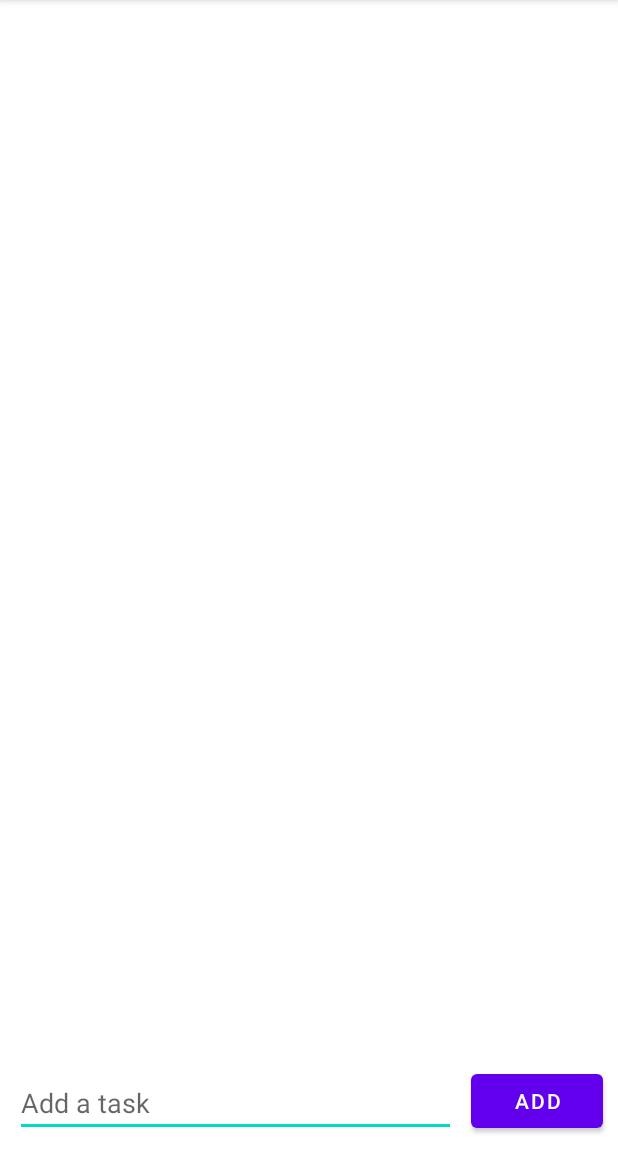
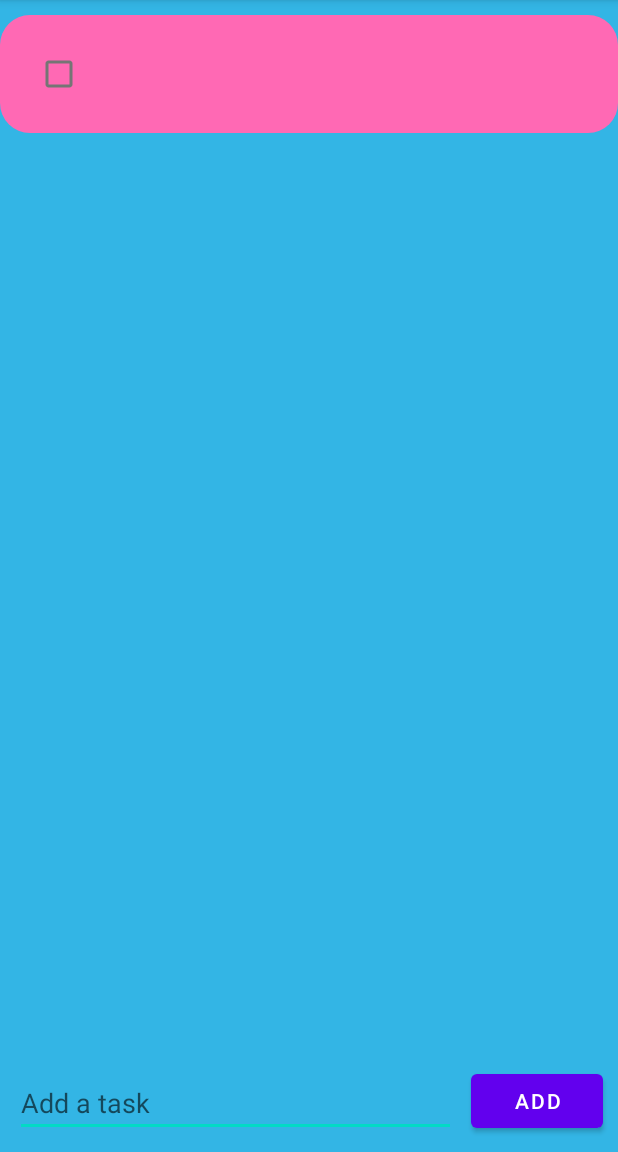
Before and after one commit to hhelsper/SimpleToDo, an Android app: the screen it shows after launch (MainActivity), after a tap on "ADD", on a phone screen of 412 x 824 dp, the part 84-1236 px from its top. Run offline under Robolectric (Android 15) with nearby library versions, the phone set to English and light mode, and no system bars; libraries missing offline, so code that uses them is left out: it.xabaras.android.

Commit message:
More features

```diff
--- a/app/build.gradle
+++ b/app/build.gradle
@@ -9,7 +9,7 @@ android {
     defaultConfig {
         applicationId "com.example.simpletodo"
         minSdk 23
-        targetSdk 32
+        targetSdk 31
         versionCode 1
         versionName "1.0"
 
@@ -37,7 +37,7 @@ dependencies {
     implementation 'androidx.appcompat:appcompat:1.2.0'
     implementation 'com.google.android.material:material:1.3.0'
     implementation 'androidx.constraintlayout:constraintlayout:2.0.4'
-
+    implementation 'it.xabaras.android:recyclerview-swipedecorator:1.2.3'
     //Read and write files
     implementation 'commons-io:commons-io:2.11.0'
     testImplementation 'junit:junit:4.+'
--- a/app/src/main/java/com/example/simpletodo/MainActivity.kt
+++ b/app/src/main/java/com/example/simpletodo/MainActivity.kt
@@ -2,11 +2,16 @@ package com.example.simpletodo
 
 import android.content.Intent
 import android.app.Activity
+import android.graphics.Paint
 import androidx.appcompat.app.AppCompatActivity
 import android.os.Bundle
 import android.util.Log
+import android.view.View
 import android.widget.Button
+import android.widget.CheckBox
 import android.widget.EditText
+import android.widget.TextView
+import androidx.recyclerview.widget.ItemTouchHelper
 import androidx.recyclerview.widget.LinearLayoutManager
 import androidx.recyclerview.widget.RecyclerView
 import org.apache.commons.io.FileUtils
@@ -56,7 +61,29 @@ class MainActivity : AppCompatActivity() {
 
         val recyclerView = findViewById<RecyclerView>(R.id.recyclerView)
 
+        //adapter = TaskItemAdapter(this, listOfTasks, onLongClickListener, onShortClickListener)
         adapter = TaskItemAdapter(listOfTasks, onLongClickListener, onShortClickListener)
+
+        val swipegesture = object : SwipeGesture(this){
+
+            override fun onSwiped(viewHolder: RecyclerView.ViewHolder, direction: Int) {
+
+               when(direction){
+
+                   ItemTouchHelper.LEFT ->{
+
+                       adapter.deleteItem(viewHolder.adapterPosition)
+                       saveItems()
+                   }
+
+               }
+
+
+            }
+
+        }
+        val touchHelper = ItemTouchHelper(swipegesture)
+        touchHelper.attachToRecyclerView(recyclerView)
 
         recyclerView.adapter = adapter
 
@@ -80,6 +107,10 @@ class MainActivity : AppCompatActivity() {
 
             saveItems()
         }
+    }
+
+    fun onItemClicked(view : View) {
+        adapter.notifyDataSetChanged()
     }
 
     override fun onActivityResult(requestCode: Int, resultCode: Int, data: Intent?) {
--- /dev/null
+++ b/app/src/main/java/com/example/simpletodo/SwipeGesture.kt
@@ -0,0 +1,41 @@
+package com.example.simpletodo
+
+import android.content.Context
+import android.graphics.Canvas
+import androidx.core.content.ContextCompat
+import androidx.recyclerview.widget.ItemTouchHelper
+import androidx.recyclerview.widget.RecyclerView
+import it.xabaras.android.recyclerview.swipedecorator.RecyclerViewSwipeDecorator
+
+abstract class SwipeGesture(context : Context) : ItemTouchHelper.SimpleCallback(0,ItemTouchHelper.LEFT or ItemTouchHelper.RIGHT){
+
+    val deleteColor = ContextCompat.getColor(context, R.color.deletecolor)
+    val deleteIcon = R.drawable.baseline_delete_24
+
+
+    override fun onMove(
+        recyclerView: RecyclerView,
+        viewHolder: RecyclerView.ViewHolder,
+        target: RecyclerView.ViewHolder
+    ): Boolean {
+        return false
+    }
+
+    override fun onChildDraw(
+        c: Canvas,
+        recyclerView: RecyclerView,
+        viewHolder: RecyclerView.ViewHolder,
+        dX: Float,
+        dY: Float,
+        actionState: Int,
+        isCurrentlyActive: Boolean
+    ) {
+        RecyclerViewSwipeDecorator.Builder(c,recyclerView, viewHolder, dX, dY, actionState, isCurrentlyActive)
+            .addSwipeLeftBackgroundColor(deleteColor)
+            .addSwipeLeftActionIcon(deleteIcon)
+            .create()
+            .decorate()
+
+        super.onChildDraw(c, recyclerView, viewHolder, dX, dY, actionState, isCurrentlyActive)
+    }
+}
--- a/app/src/main/java/com/example/simpletodo/TaskItemAdapter.kt
+++ b/app/src/main/java/com/example/simpletodo/TaskItemAdapter.kt
@@ -1,12 +1,17 @@
 package com.example.simpletodo
 
+import android.content.Context
+import android.graphics.Paint
 import android.view.LayoutInflater
 import android.view.View
 import android.view.ViewGroup
+import android.widget.CheckBox
+import android.widget.ImageButton
 import android.widget.TextView
 import androidx.recyclerview.widget.RecyclerView
+import java.security.AccessControlContext
 
-class TaskItemAdapter(val listOfItems: List<String>,
+class TaskItemAdapter( val listOfItems: MutableList<String>,
                       val longClickListener: OnLongClickListener,
                         val shortClickListener: OnShortClickListener) :
     RecyclerView.Adapter<TaskItemAdapter.ViewHolder>(){
@@ -21,12 +26,17 @@ class TaskItemAdapter(val listOfItems: List<String>,
         }
 
     override fun onCreateViewHolder(parent: ViewGroup, viewType: Int): ViewHolder {
-        val context = parent.context
-        val inflater = LayoutInflater.from(context)
-        // Inflate the custom layout
-        val contactView = inflater.inflate(android.R.layout.simple_list_item_1, parent, false)
-        // Return a new holder instance
-        return ViewHolder(contactView)
+
+        val view= LayoutInflater.from(parent.context).inflate(R.layout.row_item_layout, parent, false)
+
+        return ViewHolder(view)
+    }
+
+    fun deleteItem(i : Int){
+
+        listOfItems.removeAt(i)
+        notifyDataSetChanged()
+
     }
 
     override fun onBindViewHolder(holder: ViewHolder, position: Int) {
@@ -34,6 +44,11 @@ class TaskItemAdapter(val listOfItems: List<String>,
         val item = listOfItems.get(position)
 
         holder.textView.text = item
+        if(holder.checkbox.isChecked) {
+            holder.textView.paintFlags = holder.textView.paintFlags or Paint.STRIKE_THRU_TEXT_FLAG
+        } else{
+            holder.textView.paintFlags = holder.textView.paintFlags and Paint.STRIKE_THRU_TEXT_FLAG.inv()
+        }
     }
 
     override fun getItemCount(): Int {
@@ -43,9 +58,11 @@ class TaskItemAdapter(val listOfItems: List<String>,
     inner class ViewHolder(itemView: View) : RecyclerView.ViewHolder(itemView) {
         //store references to elements in our layout view
         val textView : TextView
+        lateinit var checkbox : CheckBox
 
         init{
-            textView = itemView.findViewById(android.R.id.text1)
+            textView = itemView.findViewById(R.id.item_textView)
+            checkbox = itemView.findViewById(R.id.checkbox)
 
             itemView.setOnLongClickListener {
                 longClickListener.onItemLongClicked(adapterPosition)
@@ -55,6 +72,7 @@ class TaskItemAdapter(val listOfItems: List<String>,
                 shortClickListener.onItemShortClicked(adapterPosition)
                 true
             }
+
         }
     }
 }
--- /dev/null
+++ b/app/src/main/res/drawable-v24/baseline_delete_24.xml
@@ -0,0 +1,10 @@
+<vector xmlns:android="http://schemas.android.com/apk/res/android"
+    android:width="24dp"
+    android:height="24dp"
+    android:viewportWidth="24"
+    android:viewportHeight="24"
+    android:tint="?attr/colorControlNormal">
+  <path
+      android:fillColor="@android:color/white"
+      android:pathData="M6,19c0,1.1 0.9,2 2,2h8c1.1,0 2,-0.9 2,-2V7H6v12zM19,4h-3.5l-1,-1h-5l-1,1H5v2h14V4z"/>
+</vector>
--- /dev/null
+++ b/app/src/main/res/drawable/custom.xml
@@ -0,0 +1,11 @@
+<?xml version="1.0" encoding="utf-8"?>
+<shape xmlns:android="http://schemas.android.com/apk/res/android" android:shape="rectangle">
+
+    <solid android:color="#FF69B4 "/>
+    <corners android:topLeftRadius="20dp"
+        android:topRightRadius="20dp"
+        android:bottomLeftRadius="20dp"
+        android:bottomRightRadius="20dp"/>
+
+
+</shape>
--- a/app/src/main/res/layout/activity_edit_task.xml
+++ b/app/src/main/res/layout/activity_edit_task.xml
@@ -4,6 +4,7 @@
     xmlns:tools="http://schemas.android.com/tools"
     android:layout_width="match_parent"
     android:layout_height="match_parent"
+    android:background="@android:color/holo_blue_light"
     tools:context=".editTask">
 
     <EditText
--- a/app/src/main/res/layout/activity_main.xml
+++ b/app/src/main/res/layout/activity_main.xml
@@ -4,6 +4,7 @@
     xmlns:tools="http://schemas.android.com/tools"
     android:layout_width="match_parent"
     android:layout_height="match_parent"
+    android:background="@android:color/holo_blue_light"
     tools:context=".MainActivity">
 
     <Button
--- /dev/null
+++ b/app/src/main/res/layout/row_item_layout.xml
@@ -0,0 +1,49 @@
+<?xml version="1.0" encoding="utf-8"?>
+<RelativeLayout xmlns:android="http://schemas.android.com/apk/res/android"
+    xmlns:app="http://schemas.android.com/apk/res-auto"
+    xmlns:tools="http://schemas.android.com/tools"
+    android:layout_width="match_parent"
+    android:layout_height="wrap_content"
+    tools:context=".TaskItemAdapter"
+    android:background="@drawable/custom"
+    android:padding="15dp"
+    android:layout_marginTop="10dp">
+
+
+
+
+    <CheckBox
+        android:id="@+id/checkbox"
+        android:layout_width="wrap_content"
+        android:layout_height="wrap_content"
+        android:onClick="onItemClicked"
+        android:soundEffectsEnabled="true"/>
+<!--        android:onClick="itemClicked"-->
+        <!--android:layout_centerVertical="true"-->
+
+
+    <TextView
+        android:id="@+id/item_textView"
+
+        android:layout_width="wrap_content"
+        android:layout_height="wrap_content"
+        android:layout_toEndOf="@+id/checkbox"
+        android:layout_toRightOf="@+id/checkbox"
+        android:text="text"
+        android:textColor="#000000"
+        android:textSize="30sp"
+        android:textStyle="italic|bold" />
+
+<!--    <ImageButton-->
+<!--        android:id="@+id/close"-->
+<!--        android:layout_width="wrap_content"-->
+<!--        android:layout_height="wrap_content"-->
+<!--        android:layout_alignBottom="@+id/item_textView"-->
+<!--        android:layout_alignParentEnd="true"-->
+<!--        android:layout_alignParentRight="true"-->
+
+<!--        android:background="@android:color/transparent"-->
+<!--        android:gravity="end"-->
+<!--        android:src="@android:drawable/btn_dialog" />-->
+
+</RelativeLayout>
--- a/app/src/main/res/values/colors.xml
+++ b/app/src/main/res/values/colors.xml
@@ -7,4 +7,5 @@
     <color name="teal_700">#FF018786</color>
     <color name="black">#FF000000</color>
     <color name="white">#FFFFFFFF</color>
+    <color name="deletecolor">#EC1B0B</color>
 </resources>
```
Also changed, not shown: app/src/main/res/layout/item_custom_row.xml (added, +42 -0 lines), gradle.properties (+8 -12 lines), 1 other file.
